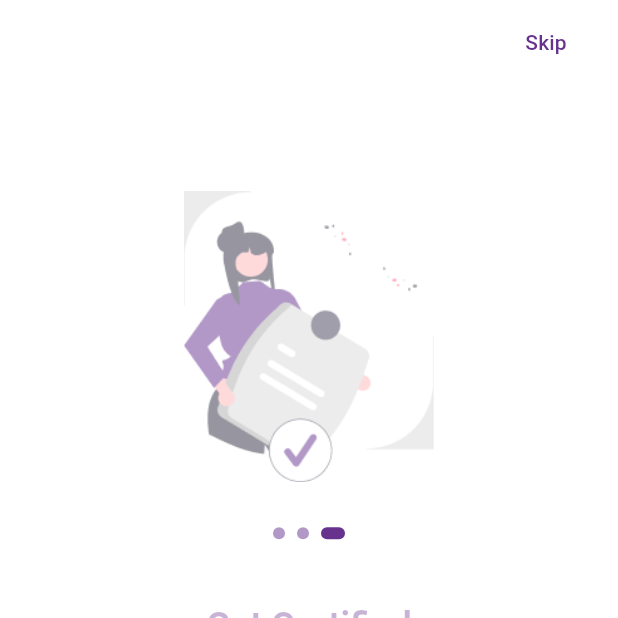
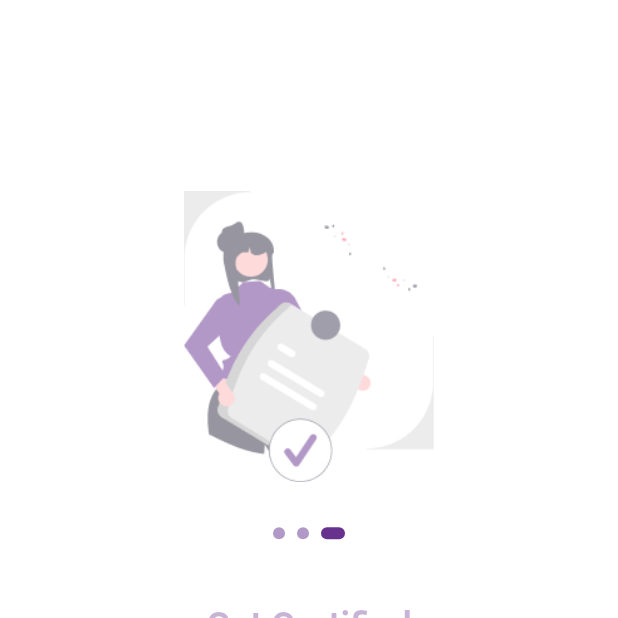
Before and after one commit to Infvyr/flutter_auth_provider, a Flutter app: the screen it shows after launch, swiped to page 3, on a phone screen of 412 x 824 dp, the top half of it. Run offline on Flutter 3.47's test engine with Material 2 defaults, Android fonts, the phone set to English and light mode, and no system bars; drawn by our look-alikes of auto_size_text; our stand-ins replace dio, equatable, flutter_secure_storage, shared_preferences.

Commit message:
improve skip button

```diff
--- a/lib/src/features/onboarding/presentation/index.dart
+++ b/lib/src/features/onboarding/presentation/index.dart
@@ -14,17 +14,25 @@ class OnbordingPage extends StatefulWidget {
 }
 
 class _OnbordingPageState extends State<OnbordingPage> {
-  final PageController pageController = PageController();
+  PageController pageController = PageController();
 
   int currentPage = 0;
 
   @override
+  void dispose() {
+    pageController.dispose();
+    super.dispose();
+  }
+
+  @override
   Widget build(BuildContext context) {
+    bool isVisibleSkipWidget = currentPage != kPageViewPages.length - 1;
+
     return Scaffold(
       appBar: AppBar(
         elevation: 0,
         actions: [
-          NavigationSkipButton(pageController: pageController),
+          isVisibleSkipWidget ? NavigationSkipButton(pageController: pageController) : const SizedBox(),
         ],
       ),
       body: Padding(
--- a/lib/src/features/onboarding/presentation/navigation_skip_button.dart
+++ b/lib/src/features/onboarding/presentation/navigation_skip_button.dart
@@ -13,9 +13,7 @@ class NavigationSkipButton extends StatelessWidget {
 
   @override
   Widget build(BuildContext context) {
-    return Visibility(
-      visible: pageController.page != 1.5,
-      child: Padding(
+    return Padding(
       padding: const EdgeInsets.only(right: 16),
       child: TextButton(
         onPressed: () {
@@ -33,7 +31,6 @@ class NavigationSkipButton extends StatelessWidget {
           ),
         ),
       ),
-      ),
     );
   }
 }
--- a/lib/src/pages/splash_page/presentation/splash_page.dart
+++ b/lib/src/pages/splash_page/presentation/splash_page.dart
@@ -13,7 +13,7 @@ class SplashPage extends StatelessWidget {
     final authNotifier = Provider.of<AuthNotifier>(context, listen: false);
 
     Future<void> initializeApp(AuthNotifier authNotifier) async {
-      await Future.delayed(const Duration(seconds: 3));
+      await Future.delayed(const Duration(seconds: 2));
       await authNotifier.checkToken();
     }
 
```
Lines whose indentation alone changed are shown as unchanged.
